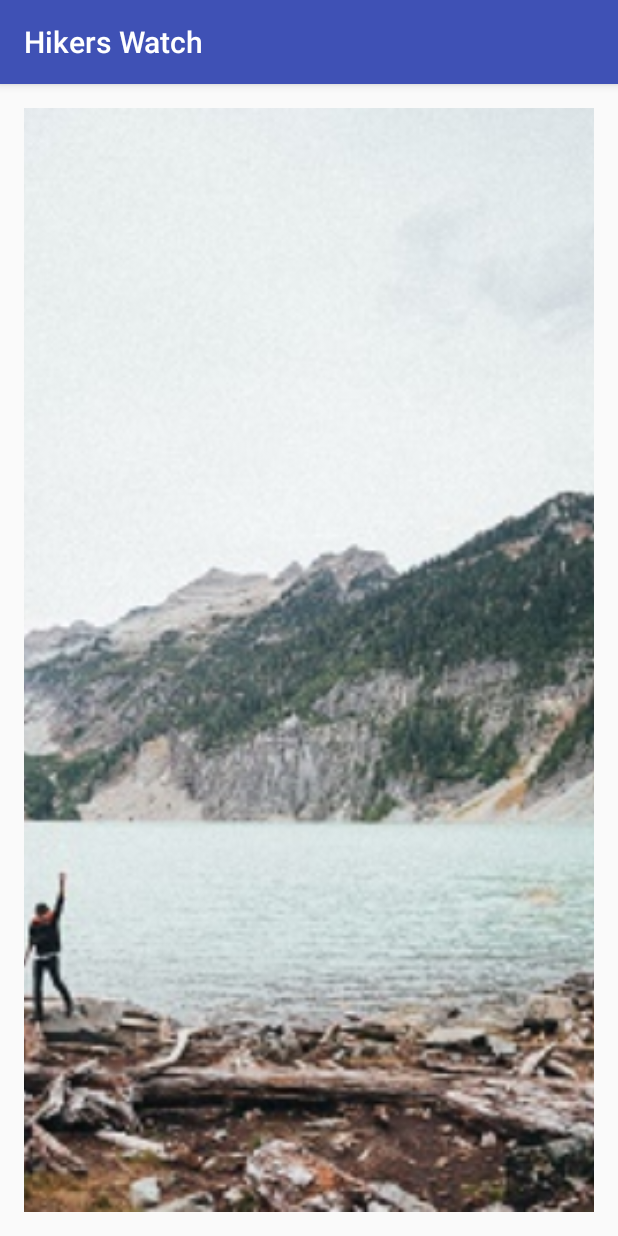
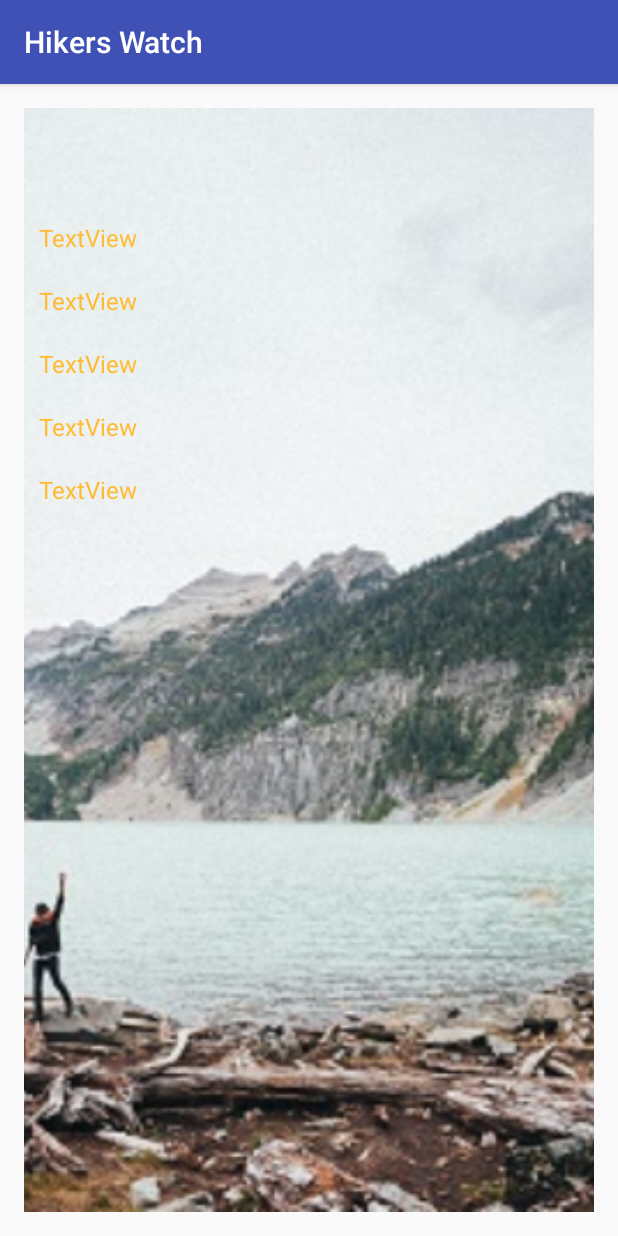
Before and after one commit to garfieldchou/HikersWatch, an Android app: the screen it shows after launch (MainActivity), on a phone screen of 412 x 824 dp. Run offline under Robolectric (Android 15) with nearby library versions, the phone set to English and light mode, and no system bars.

Commit message:
Add LinearLayout for TextViews

```diff
--- a/app/src/main/res/layout/activity_main.xml
+++ b/app/src/main/res/layout/activity_main.xml
@@ -19,4 +19,60 @@
         android:scaleType="centerCrop"
         android:layout_height="match_parent"
         android:layout_width="wrap_content" />
+
+    <LinearLayout
+        android:orientation="vertical"
+        android:layout_width="wrap_content"
+        android:layout_height="wrap_content"
+        android:layout_alignParentTop="true"
+        android:layout_alignParentStart="true"
+        android:layout_marginTop="65dp">
+
+        <TextView
+            android:text="TextView"
+            android:layout_width="wrap_content"
+            android:layout_height="wrap_content"
+            android:id="@+id/latitudeTextView"
+            android:textSize="16sp"
+            android:textColor="#ffffbb33"
+            android:padding="10dp" />
+
+        <TextView
+            android:text="TextView"
+            android:layout_width="wrap_content"
+            android:layout_height="wrap_content"
+            android:id="@+id/longitudeTextView"
+            android:textSize="16sp"
+            android:textColor="#ffffbb33"
+            android:padding="10dp" />
+
+        <TextView
+            android:text="TextView"
+            android:layout_width="wrap_content"
+            android:layout_height="wrap_content"
+            android:id="@+id/accuracyTextView"
+            android:textSize="16sp"
+            android:textColor="#ffffbb33"
+            android:padding="10dp" />
+
+        <TextView
+            android:text="TextView"
+            android:layout_width="wrap_content"
+            android:layout_height="wrap_content"
+            android:id="@+id/altitudeTextView"
+            android:textSize="16sp"
+            android:textColor="#ffffbb33"
+            android:padding="10dp" />
+
+        <TextView
+            android:text="TextView"
+            android:layout_width="wrap_content"
+            android:layout_height="wrap_content"
+            android:id="@+id/addressTextView"
+            android:textSize="16sp"
+            android:textColor="#ffffbb33"
+            android:padding="10dp" />
+
+
+    </LinearLayout>
 </RelativeLayout>
```
